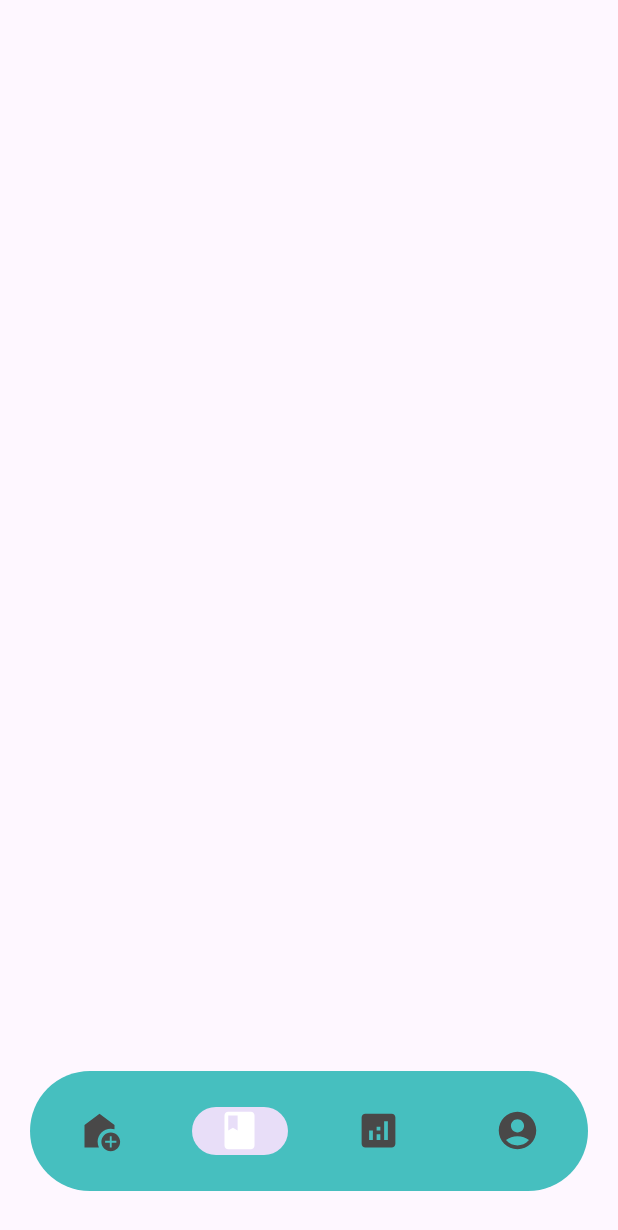
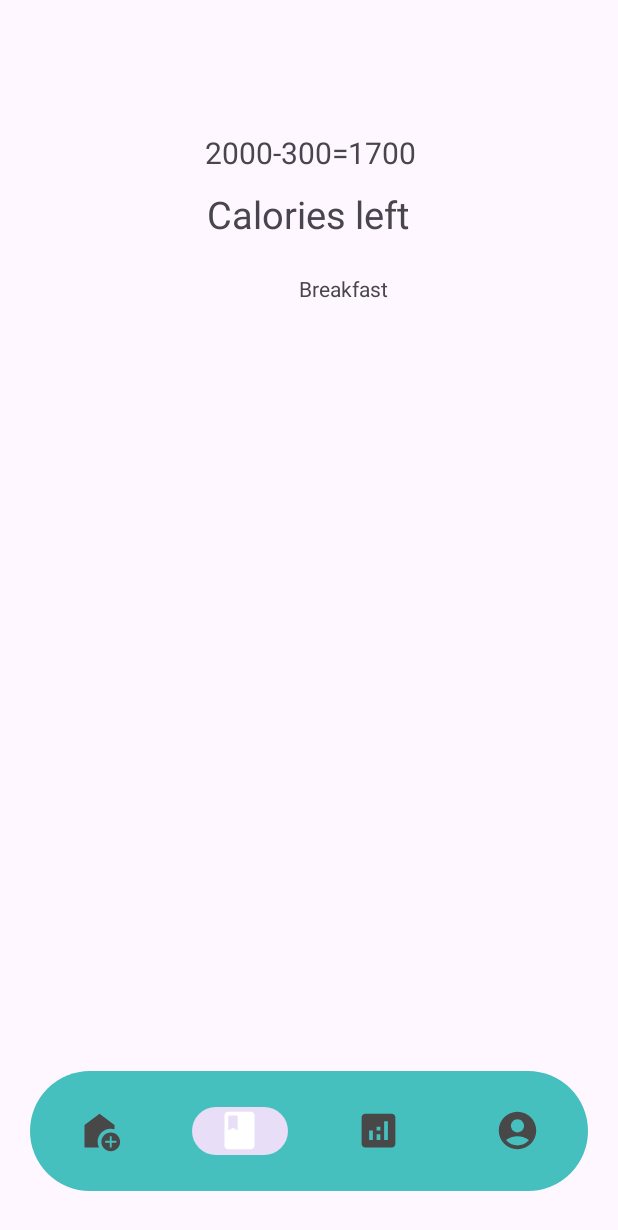
Before and after one commit to Verystrangecat/Calories_counter, an Android app: the Diary_screen screen opened directly, with no data from a screen before it, on a phone screen of 412 x 824 dp. Shown: the top 1230 px of the screen. Run offline under Robolectric (Android 15) with nearby library versions, the phone set to English and light mode, and no system bars.

Commit message:
Addded fragment to a diary screen

```diff
--- a/app/build.gradle.kts
+++ b/app/build.gradle.kts
@@ -25,6 +25,9 @@ android {
             )
         }
     }
+    buildFeatures{
+        viewBinding =true
+    }
     compileOptions {
         sourceCompatibility = JavaVersion.VERSION_1_8
         targetCompatibility = JavaVersion.VERSION_1_8
--- a/app/src/main/java/com/example/project/Diary_screen.java
+++ b/app/src/main/java/com/example/project/Diary_screen.java
@@ -1,29 +1,41 @@
 package com.example.project;
 
 import androidx.appcompat.app.AppCompatActivity;
+import androidx.fragment.app.Fragment;
+import androidx.fragment.app.FragmentManager;
+import androidx.fragment.app.FragmentTransaction;
 
 import android.content.Intent;
 import android.os.Bundle;
 
+import com.example.project.databinding.ActivityMainScreenBinding;
+import com.google.android.material.bottomappbar.BottomAppBarTopEdgeTreatment;
 import com.google.android.material.bottomnavigation.BottomNavigationView;
 
 public class Diary_screen extends AppCompatActivity {
+
+    BottomNavigationView bottomNavigationView;
+
 
     @Override
     protected void onCreate(Bundle savedInstanceState) {
         super.onCreate(savedInstanceState);
         setContentView(R.layout.activity_diary_screen);
+        getSupportFragmentManager().beginTransaction().replace(R.id.frame_layout,new Fragment_diary()).commit();
+        bottomNavigationView=findViewById(R.id.bottom_navigation);
         bottom_navigation();
+
     }
     private void bottom_navigation(){
-        BottomNavigationView bottomNavigationView1=findViewById(R.id.bottom_navigation);
-        bottomNavigationView1.setSelectedItemId(R.id.navigation_diary);
-        bottomNavigationView1.setOnItemSelectedListener(item -> {
+
+        bottomNavigationView.setSelectedItemId(R.id.navigation_diary);
+        bottomNavigationView.setOnItemSelectedListener(item -> {
             if(item.getItemId()==R.id.navigation_home){
                 startActivity(new Intent(Diary_screen.this, Main_screen.class));
                 finish();
                 return true;}
             else if (item.getItemId()==R.id.navigation_diary){
+
                 return true;
             }
             else if (item.getItemId()==R.id.navigation_graphs){
@@ -39,4 +51,11 @@ public class Diary_screen extends AppCompatActivity {
             return false;
         });
     }
+    private void replace_fragment(Fragment fragment){
+        FragmentManager fragmentManager=getSupportFragmentManager();
+        FragmentTransaction fragmentTransaction=fragmentManager.beginTransaction();
+        fragmentTransaction.replace(R.id.frame_layout, fragment);
+        fragmentTransaction.commit();
+
+    }
 }
--- /dev/null
+++ b/app/src/main/java/com/example/project/Fragment_diary.java
@@ -0,0 +1,32 @@
+package com.example.project;
+
+import android.content.Intent;
+import android.os.Bundle;
+
+import androidx.fragment.app.Fragment;
+
+import android.view.LayoutInflater;
+import android.view.View;
+import android.view.ViewGroup;
+import android.widget.TextView;
+import android.widget.Toast;
+
+public class Fragment_diary extends Fragment {
+
+    public View onCreateView(LayoutInflater inflater, ViewGroup container,
+                             Bundle savedInstanceState) {
+        // Inflate the layout for this fragment
+        View view = inflater.inflate(R.layout.fragment_diary, container, false);
+        TextView txt_breakfast = view.findViewById(R.id.text_breakfast);
+        txt_breakfast.setOnClickListener(new View.OnClickListener() {
+            @Override
+            public void onClick(View view) {
+                Toast.makeText(getActivity(),"Works",Toast.LENGTH_SHORT).show();
+                Intent intent = new Intent(getActivity(), Adding_food_screen.class);
+                startActivity(intent);
+            }
+        });
+        return view;
+    }
+
+}
--- a/app/src/main/res/layout/activity_adding_food_screen.xml
+++ b/app/src/main/res/layout/activity_adding_food_screen.xml
@@ -6,4 +6,17 @@
     android:layout_height="match_parent"
     tools:context=".Adding_food_screen">
 
+    <TextView
+        android:id="@+id/textView16"
+        android:layout_width="wrap_content"
+        android:layout_height="wrap_content"
+        android:layout_marginStart="175dp"
+        android:layout_marginTop="348dp"
+        android:layout_marginEnd="178dp"
+        android:layout_marginBottom="364dp"
+        android:text="TextView"
+        app:layout_constraintBottom_toBottomOf="parent"
+        app:layout_constraintEnd_toEndOf="parent"
+        app:layout_constraintStart_toStartOf="parent"
+        app:layout_constraintTop_toTopOf="parent" />
 </androidx.constraintlayout.widget.ConstraintLayout>
--- a/app/src/main/res/layout/activity_diary_screen.xml
+++ b/app/src/main/res/layout/activity_diary_screen.xml
@@ -24,4 +24,87 @@
         app:labelVisibilityMode="unlabeled"/>
 
 
+    <TextView
+        android:id="@+id/textView14"
+        android:layout_width="wrap_content"
+        android:layout_height="wrap_content"
+        android:layout_alignParentEnd="true"
+        android:layout_alignParentBottom="true"
+        android:layout_marginEnd="139dp"
+        android:layout_marginBottom="664dp"
+        android:fontFamily="@font/roboto"
+        android:text="Calories left"
+        android:textSize="25sp"
+        android:visibility="visible" />
+
+    <LinearLayout
+        android:layout_width="match_parent"
+        android:layout_height="wrap_content"
+        android:id="@+id/linear_layout"
+        android:layout_alignParentTop="true"
+        android:layout_alignParentEnd="true"
+        android:layout_marginTop="88dp"
+        android:layout_marginEnd="-2dp"
+        android:gravity="center"
+        android:orientation="horizontal">
+
+        <TextView
+            android:id="@+id/textView17"
+            android:layout_width="wrap_content"
+            android:layout_height="wrap_content"
+            android:fontFamily="@font/roboto"
+            android:text="2000"
+            android:textSize="20sp"
+
+            />
+
+        <TextView
+            android:id="@+id/textView18"
+            android:layout_width="wrap_content"
+            android:layout_height="wrap_content"
+            android:fontFamily="@font/roboto"
+            android:text="-"
+
+            android:textSize="20sp" />
+
+        <TextView
+            android:id="@+id/textView19"
+            android:layout_width="wrap_content"
+            android:layout_height="wrap_content"
+
+            android:fontFamily="@font/roboto"
+            android:text="300"
+            android:textSize="20sp" />
+
+        <TextView
+            android:id="@+id/textView20"
+            android:layout_width="wrap_content"
+            android:layout_height="wrap_content"
+
+            android:fontFamily="@font/roboto"
+            android:text="="
+            android:textSize="20sp" />
+
+        <TextView
+            android:id="@+id/textView21"
+            android:layout_width="wrap_content"
+            android:layout_height="wrap_content"
+
+            android:fontFamily="@font/roboto"
+            android:text="1700"
+            android:textSize="20sp" />
+    </LinearLayout>
+
+    <FrameLayout
+        android:layout_width="match_parent"
+        android:layout_height="match_parent"
+        android:id="@+id/frame_layout"
+        android:layout_above="@+id/bottom_navigation"
+        android:layout_below="@+id/linear_layout"
+        android:layout_alignParentStart="true"
+        android:layout_alignParentEnd="true">
+
+    </FrameLayout>
+
+
 </RelativeLayout>
--- /dev/null
+++ b/app/src/main/res/layout/fragment_diary.xml
@@ -0,0 +1,23 @@
+<?xml version="1.0" encoding="utf-8"?>
+<FrameLayout xmlns:android="http://schemas.android.com/apk/res/android"
+    xmlns:tools="http://schemas.android.com/tools"
+    android:layout_width="match_parent"
+    android:layout_height="match_parent"
+    tools:context=".Fragment_diary">
+
+    <RelativeLayout
+        android:layout_width="match_parent"
+        android:layout_height="match_parent">
+
+        <TextView
+            android:id="@+id/text_breakfast"
+            android:layout_width="wrap_content"
+            android:layout_height="wrap_content"
+            android:layout_alignParentEnd="true"
+            android:layout_alignParentBottom="true"
+            android:layout_marginEnd="153dp"
+            android:layout_marginBottom="482dp"
+            android:text="Breakfast" />
+    </RelativeLayout>
+
+</FrameLayout>
--- a/app/src/main/res/values/strings.xml
+++ b/app/src/main/res/values/strings.xml
@@ -1,3 +1,5 @@
 <resources>
     <string name="app_name">Project</string>
+    <!-- TODO: Remove or change this placeholder text -->
+    <string name="hello_blank_fragment">Hello blank fragment</string>
 </resources>
```
